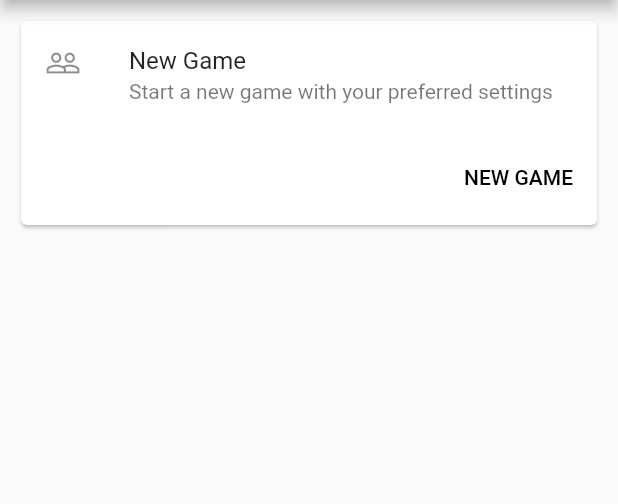
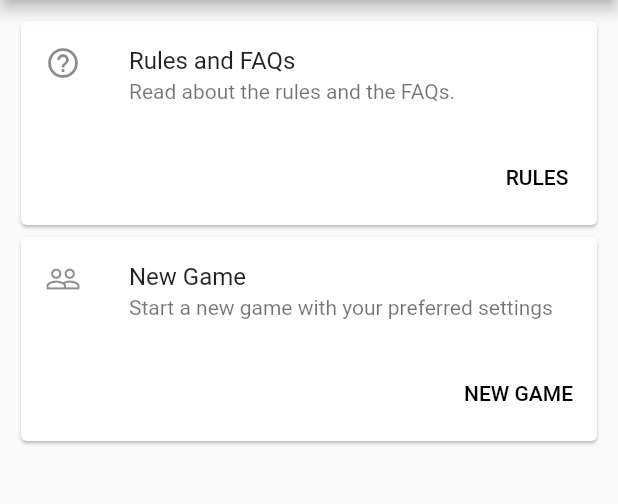
Before and after one commit to AlexTheParra/MonikersIdea, a Flutter app: the screen it shows after launch, on a phone screen of 412 x 824 dp, the part 84-588 px from its top. Run offline on Flutter 3.47's test engine with Material 2 defaults, Android fonts, the phone set to English and light mode, and no system bars; our stand-ins replace cloud_firestore; accounts and stored records are empty.

```diff
--- a/lib/main.dart
+++ b/lib/main.dart
@@ -1,6 +1,7 @@
 import 'package:flutter/material.dart';
 import 'package:flutter/services.dart';
 import 'newGame.dart';
+import 'helpScreen.dart';
 
 void main() => runApp(new MyApp());
 
@@ -58,6 +59,27 @@ class _MyHomePageState extends State<MyHomePage> {
                 child: new Column(
                   children: <Widget>[
                     const ListTile(
+                      leading: const Icon(Icons.help_outline),
+                      title: const Text('Rules and FAQs'),
+                      subtitle: const Text('Read about the rules and the FAQs.'),
+                    ),
+                    new ButtonTheme.bar(
+                      child: new ButtonBar(
+                        children: <Widget>[
+                          new FlatButton(onPressed: () {
+                            Navigator.push(context,
+                            MaterialPageRoute(builder: (context) => helpScreen()));
+                          }, child: new Text('RULES'))
+                        ],
+                      ),
+                    )
+                  ],
+                )
+              ),
+              new Card(
+                child: new Column(
+                  children: <Widget>[
+                    const ListTile(
                       leading: const Icon(Icons.people_outline),
                       title: const Text('New Game'),
                       subtitle: const Text('Start a new game with your '
```
Also changed, not shown: lib/gameScreen.dart (+5 -2 lines), lib/helpScreen.dart (added, +43 -0 lines), 4 other files.
